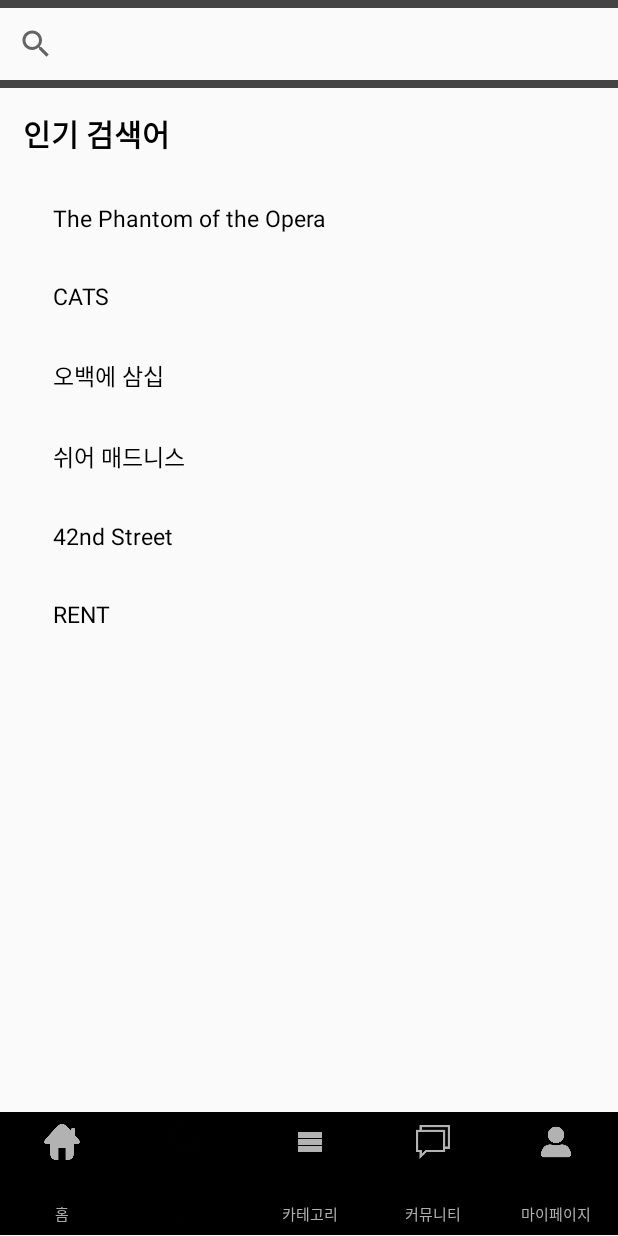
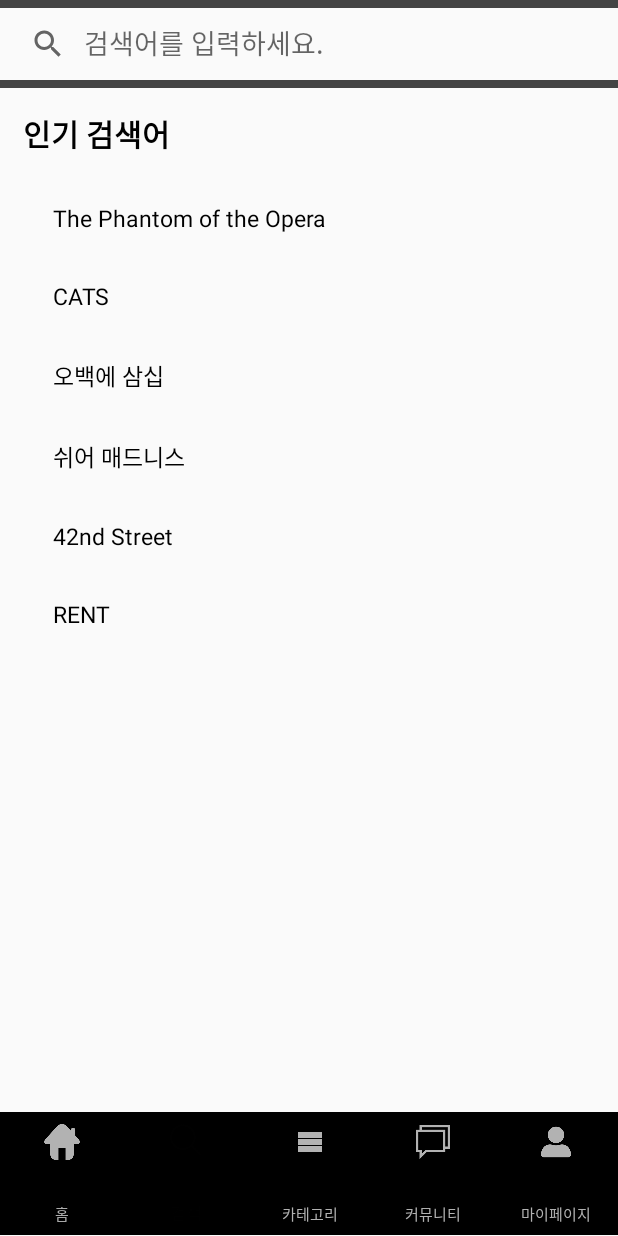
Before and after one commit to JayHan-K/todaysShow, an Android app: the screen it shows after launch (MainActivity), item 2 of the bottom bar chosen, on a phone screen of 412 x 824 dp. Run offline under Robolectric (Android 15) with nearby library versions, the phone set to English and light mode, and no system bars.

Commit message:
2020.08.18 SearchFragment Search and Result

```diff
--- a/app/src/main/AndroidManifest.xml
+++ b/app/src/main/AndroidManifest.xml
@@ -3,6 +3,7 @@
     package="com.example.todaysshow">
 
     <application
+        android:name=".TodayShowApplication"
         android:allowBackup="true"
         android:icon="@mipmap/ic_launcher"
         android:label="@string/app_name"
--- a/app/src/main/java/com/example/todaysshow/SearchFragment.kt
+++ b/app/src/main/java/com/example/todaysshow/SearchFragment.kt
@@ -7,8 +7,11 @@ import android.view.LayoutInflater
 import android.view.MotionEvent
 import android.view.View
 import android.view.ViewGroup
+import android.widget.FrameLayout
+import android.widget.LinearLayout
 import android.widget.SearchView
 import android.widget.SearchView.OnQueryTextListener
+import android.widget.TextView
 import androidx.fragment.app.Fragment
 import androidx.recyclerview.widget.LinearLayoutManager
 import androidx.recyclerview.widget.RecyclerView
@@ -17,6 +20,10 @@ import kotlinx.android.synthetic.main.activity_search_fragment.*;
 class SearchFragment : Fragment() {
 
     var search_result_rv : RecyclerView? = null
+    var searchbar : androidx.appcompat.widget.SearchView? = null
+    var search_pop_rec : TextView? = null
+    var searchFrameLayout : FrameLayout? = null
+    var searchLinearLayout : LinearLayout? = null
 
     lateinit var searchQueryAdapter : SearchQueryAdapter
 
@@ -31,22 +38,41 @@ class SearchFragment : Fragment() {
         savedInstanceState: Bundle?
     ): View? {
         val viewGroup:ViewGroup = inflater.inflate(R.layout.activity_search_fragment, null) as ViewGroup
+        searchFrameLayout = viewGroup.findViewById(R.id.search_frame)
+        searchLinearLayout = viewGroup.findViewById(R.id.search_list_ll)
+        search_pop_rec = viewGroup.findViewById(R.id.search_pop_rec_tv)
+
+        searchFrameLayout!!.visibility = View.INVISIBLE
+        searchLinearLayout!!.visibility = View.VISIBLE
 
         search_result_rv = viewGroup.findViewById<RecyclerView>(R.id.search_result_rv) as RecyclerView
         search_result_rv!!.layoutManager = LinearLayoutManager(context)
 
-        var searchbar = viewGroup.findViewById<androidx.appcompat.widget.SearchView>(R.id.search_bar)
+        searchbar = viewGroup.findViewById<androidx.appcompat.widget.SearchView>(R.id.search_bar)
+        searchbar!!.setIconifiedByDefault(false)
+        searchbar!!.setOnQueryTextListener(object : androidx.appcompat.widget.SearchView.OnQueryTextListener{
+            override fun onQueryTextChange(newText: String?): Boolean {
+                searchFrameLayout!!.visibility = View.INVISIBLE
+                searchLinearLayout!!.visibility = View.VISIBLE
 
+                if(newText.equals("")){
+                    search_pop_rec!!.setText("인기 검색어")
+                }else{
+                    search_pop_rec!!.setText("추천 검색어")
+                }
 
-        searchbar.setOnQueryTextListener(object : androidx.appcompat.widget.SearchView.OnQueryTextListener{
-            override fun onQueryTextChange(newText: String?): Boolean {
                 searchQueryAdapter.filter.filter(newText)
                 Log.i("Filter" , newText)
                 return false
             }
 
             override fun onQueryTextSubmit(query: String?): Boolean {
+                searchFrameLayout!!.visibility = View.VISIBLE
+                searchLinearLayout!!.visibility = View.INVISIBLE
 
+                childFragmentManager.beginTransaction().replace(R.id.search_frame,
+                    SearchResultFragment(query!!)
+                ).commitAllowingStateLoss()
                 return false
             }
 
@@ -67,13 +93,7 @@ class SearchFragment : Fragment() {
     }
 
     private fun setPopularSearch(){
-        val searchList = ArrayList<String>()
-        searchList.add("The Phantom of the Opera")
-        searchList.add("CATS")
-        searchList.add("오백에 삼십")
-        searchList.add("쉬어 매드니스")
-        searchList.add("42nd Street")
-        searchList.add("RENT")
+        val searchList = TodayShowApplication.instance.popularSearchList
 
         searchQueryAdapter = SearchQueryAdapter(searchList, context)
 
@@ -83,6 +103,7 @@ class SearchFragment : Fragment() {
             RecyclerItemClickListener(requireContext(), search_result_rv!!, object : RecyclerItemClickListener.OnItemClickListener{
                 override fun onItemClick(view: View, position: Int) {
                     var str = searchQueryAdapter.filteredList.get(position)
+                    searchbar!!.setQuery(str,false)
 
                 }
 
--- a/app/src/main/java/com/example/todaysshow/SearchQueryAdapter.java
+++ b/app/src/main/java/com/example/todaysshow/SearchQueryAdapter.java
@@ -74,9 +74,11 @@ public class SearchQueryAdapter extends RecyclerView.Adapter<SearchQueryAdapter.
             protected FilterResults performFiltering(CharSequence constraint) {
                 String charString = constraint.toString();
                 if(charString.isEmpty()){
+                    unFilteredList = TodayShowApplication.Companion.getInstance().getPopularSearchList();
                     filteredList = unFilteredList;
                 }else{
                     ArrayList<String> filteringList = new ArrayList<>();
+                    unFilteredList = TodayShowApplication.Companion.getInstance().getDefaultSearchList();
                     for(String name : unFilteredList){
                         if(name.toLowerCase().contains(charString.toLowerCase())){
                             filteringList.add(name);
--- /dev/null
+++ b/app/src/main/java/com/example/todaysshow/TodayShowApplication.kt
@@ -0,0 +1,39 @@
+package com.example.todaysshow
+
+import android.app.Application
+
+class TodayShowApplication : Application() {
+
+    companion object {
+        lateinit var instance : TodayShowApplication
+        private set
+    }
+
+    public var popularSearchList : ArrayList<String> = arrayListOf()
+    public var defaultSearchList : ArrayList<String> = arrayListOf()
+
+    override fun onCreate() {
+        super.onCreate()
+
+        instance = this
+
+        popularSearchList.add("The Phantom of the Opera")
+        popularSearchList.add("CATS")
+        popularSearchList.add("오백에 삼십")
+        popularSearchList.add("쉬어 매드니스")
+        popularSearchList.add("42nd Street")
+        popularSearchList.add("RENT")
+
+        defaultSearchList.add("show1")
+        defaultSearchList.add("show2")
+        defaultSearchList.add("show3")
+        defaultSearchList.add("show4")
+        defaultSearchList.add("show5")
+        defaultSearchList.add("show6")
+        defaultSearchList.add("show7")
+        defaultSearchList.add("show8")
+
+
+    }
+
+}
--- a/app/src/main/res/layout/activity_search_fragment.xml
+++ b/app/src/main/res/layout/activity_search_fragment.xml
@@ -52,11 +52,13 @@
             </FrameLayout>
 
             <LinearLayout
+                android:id="@+id/search_list_ll"
                 android:orientation="vertical"
                 android:weightSum="1"
                 android:layout_width="match_parent"
                 android:layout_height="match_parent">
                 <TextView
+                    android:id="@+id/search_pop_rec_tv"
                     android:textStyle="bold"
                     android:textSize="20sp"
                     android:textColor="#000000"
--- a/app/src/main/res/layout/search_result_layout.xml
+++ b/app/src/main/res/layout/search_result_layout.xml
@@ -1,5 +1,6 @@
 <?xml version="1.0" encoding="utf-8"?>
 <LinearLayout
+    android:background="#ffffff"
     xmlns:android="http://schemas.android.com/apk/res/android" android:layout_width="match_parent"
     android:layout_height="match_parent">
 
```
